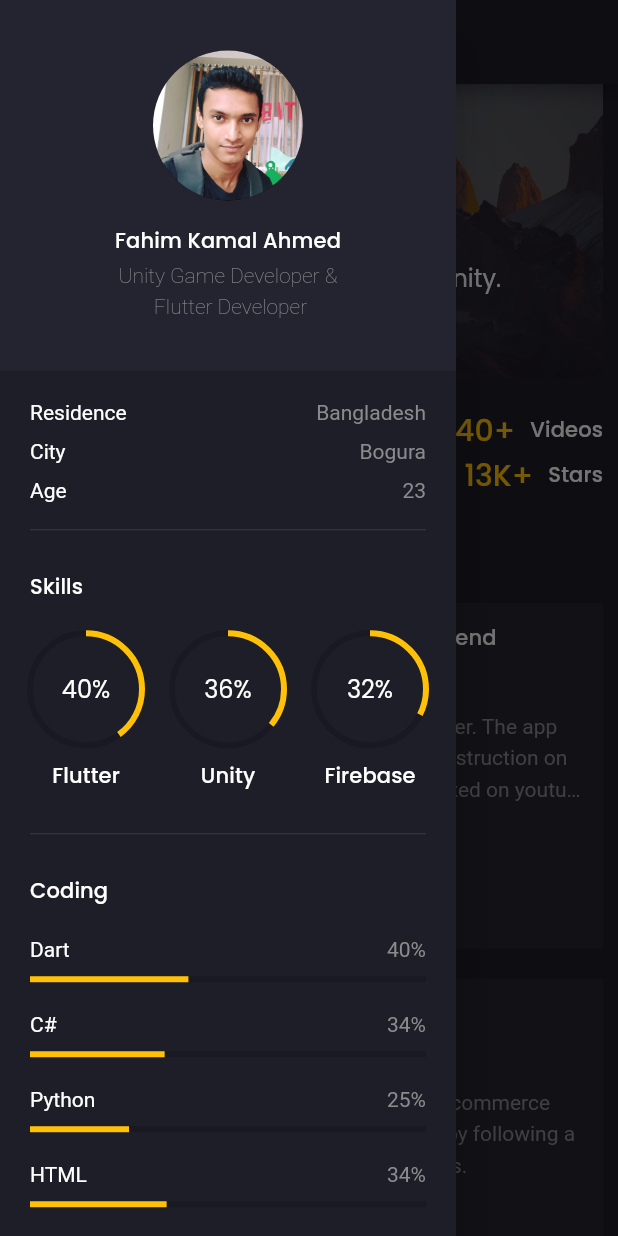
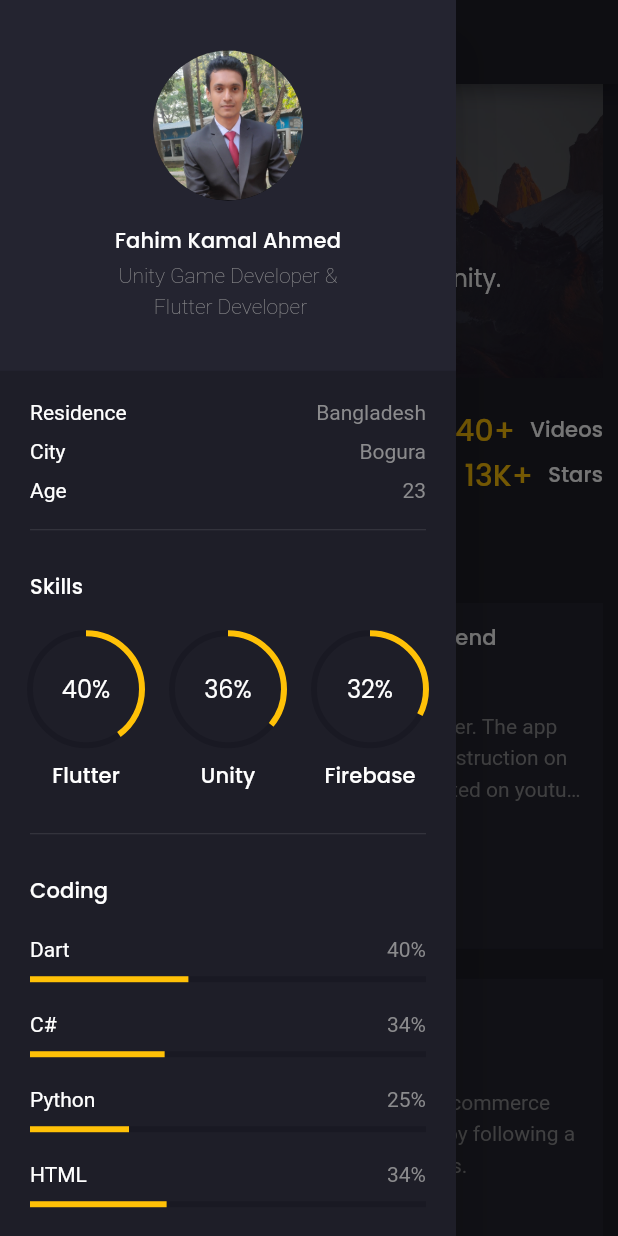
Before and after one commit to FahimKamal/Flutter_Personal_Portfolio, a Flutter app: the screen it shows after launch, with the side drawer open, on a phone screen of 412 x 824 dp. Run offline on Flutter 3.47's test engine with Material 2 defaults, Android fonts, the phone set to English and light mode, and no system bars; drawn by our look-alikes of animated_text_kit; our stand-ins replace flutter_svg, google_fonts.

Commit message:
apk file added

```diff
--- a/Personal portfolio/lib/screens/home/components/highlights.dart
+++ b/Personal portfolio/lib/screens/home/components/highlights.dart
@@ -40,7 +40,7 @@ class HighLightsInfo extends StatelessWidget {
                   children: [
                     HighLight(
                       counter: AnimatedCounter(
-                        value: 30,
+                        value: 60,
                         text: "+",
                       ),
                       label: "GitHub Projects",
@@ -75,7 +75,7 @@ class HighLightsInfo extends StatelessWidget {
                 ),
                 HighLight(
                   counter: AnimatedCounter(
-                    value: 30,
+                    value: 60,
                     text: "+",
                   ),
                   label: "GitHub Projects",
--- a/Personal portfolio/lib/screens/home/components/home_banner.dart
+++ b/Personal portfolio/lib/screens/home/components/home_banner.dart
@@ -1,6 +1,7 @@
 import 'package:animated_text_kit/animated_text_kit.dart';
 import 'package:flutter/material.dart';
 import 'package:flutter_profile/responsive.dart';
+import 'package:url_launcher/url_launcher.dart';
 
 import '../../../constants.dart';
 
@@ -45,7 +46,9 @@ class HomeBanner extends StatelessWidget {
                 MyBuildAnimatedText(),
                 SizedBox(height: defaultPadding),
                 if(!Responsive.isMobileLarge(context)) ElevatedButton(
-                    onPressed: () {},
+                    onPressed: () async {
+                      await launch('https://github.com/FahimKamal');
+                    },
                     style: TextButton.styleFrom(
                         backgroundColor: primaryColor,
                         padding: EdgeInsets.symmetric(
--- a/Personal portfolio/lib/screens/main/components/my_info.dart
+++ b/Personal portfolio/lib/screens/main/components/my_info.dart
@@ -18,7 +18,7 @@ class MyInfo extends StatelessWidget {
             Spacer(flex: 2,),
             CircleAvatar(
               radius: 50,
-              backgroundImage: AssetImage("assets/images/Profile-pic.jpg"),
+              backgroundImage: AssetImage("assets/images/ProfilePicture.jpg"),
             ),
             Spacer(),
             Text("Fahim Kamal Ahmed", style: Theme.of(context).textTheme.subtitle2,),
```
Also changed, not shown: Personal portfolio/lib/models/Recommendation.dart (+4 -4 lines), Personal portfolio/assets/images/ProfilePicture.jpg (added), 3 other files.
